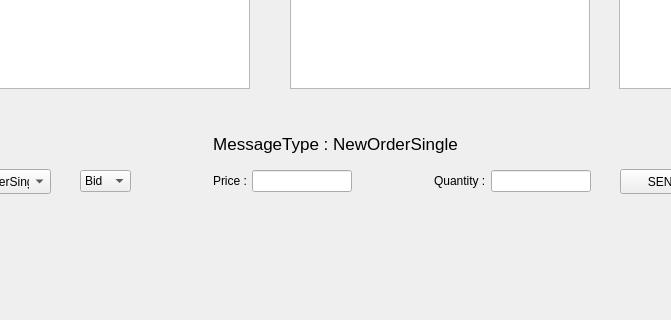
gabirel1/Epitech-Principe-financier-de-base-et-architecture, file src/Client/GUI/FinanceUI.ui: the form before one commit; both pictures show x 110 to 781 and y 411 to 731 of the 1178 by 731 pixel window.
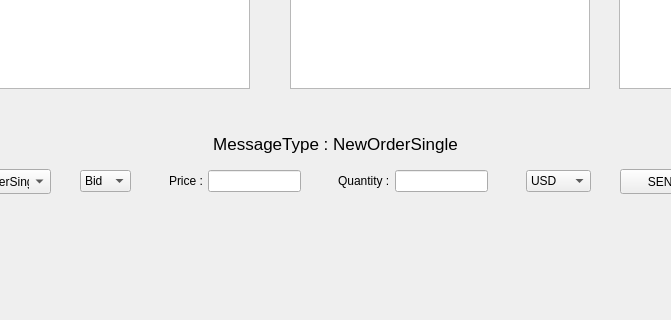
The form after the commit. Icons and pictures are not drawn.

Commit message: good header, logon & newOrderSingle working

```diff
--- a/src/Client/GUI/FinanceUI.ui
+++ b/src/Client/GUI/FinanceUI.ui
@@ -327,6 +327,38 @@
          </property>
         </widget>
        </item>
+       <item>
+        <spacer name="horizontalSpacer_5">
+         <property name="orientation">
+          <enum>Qt::Horizontal</enum>
+         </property>
+         <property name="sizeHint" stdset="0">
+          <size>
+           <width>40</width>
+           <height>20</height>
+          </size>
+         </property>
+        </spacer>
+       </item>
+       <item>
+        <widget class="QComboBox" name="symbolType_NewOrderSingle">
+         <item>
+          <property name="text">
+           <string>USD</string>
+          </property>
+         </item>
+         <item>
+          <property name="text">
+           <string>EURO</string>
+          </property>
+         </item>
+         <item>
+          <property name="text">
+           <string>GOLD</string>
+          </property>
+         </item>
+        </widget>
+       </item>
       </layout>
      </widget>
     </widget>
```
Left out of the diff: 2 changed lines with no effect on the pictures. The commit also changes 4 other files.
